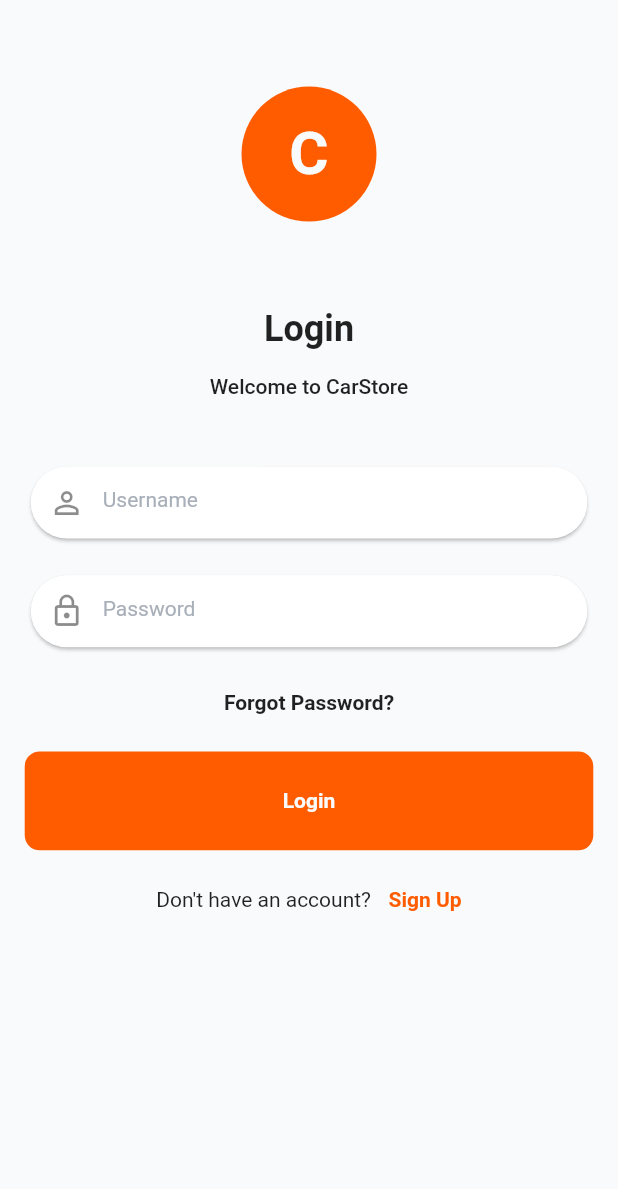
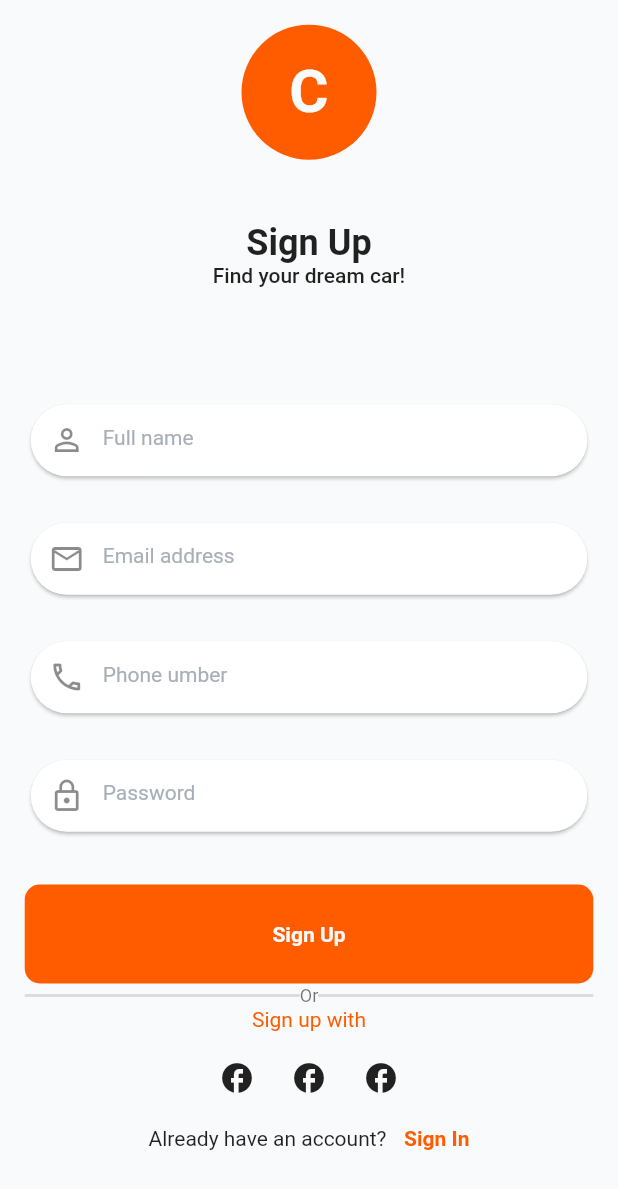
Before and after one commit to furkanagess/car_store_app, a Flutter app: the screen it shows after launch, on a phone screen of 412 x 824 dp. Shown: the top 1189 px of the screen. Run offline on Flutter 3.47's test engine with Material 2 defaults, Android fonts, the phone set to English and light mode, and no system bars.

Commit message:
scratch signup_view added

```diff
--- /dev/null
+++ b/lib/feature/view/auth/signup_view.dart
@@ -0,0 +1,164 @@
+import 'package:car_store_app/product/constants/app_colors.dart';
+import 'package:car_store_app/product/extension/context_extension.dart';
+import 'package:car_store_app/product/widgets/custom_textfield.dart';
+import 'package:flutter/material.dart';
+
+class SignupView extends StatelessWidget {
+  const SignupView({super.key});
+
+  @override
+  Widget build(BuildContext context) {
+    return Scaffold(
+      backgroundColor: AppColors.background,
+      resizeToAvoidBottomInset: false,
+      body: Center(
+        child: Padding(
+          padding: context.paddingNormal,
+          child: Column(
+            children: [
+              Expanded(
+                flex: 2,
+                child: Column(
+                  children: [
+                    CircleAvatar(
+                      backgroundColor: AppColors.orange,
+                      radius: 45,
+                      child: Text(
+                        "C",
+                        style: context.textTheme.headlineLarge?.copyWith(
+                          color: AppColors.background,
+                          fontWeight: FontWeight.bold,
+                        ),
+                      ),
+                    ),
+                    SizedBox(
+                      height: context.dynamicHeight(0.05),
+                    ),
+                    Text(
+                      "Sign Up",
+                      style: context.textTheme.headlineSmall?.copyWith(
+                        fontWeight: FontWeight.bold,
+                      ),
+                    ),
+                    Text(
+                      "Find your dream car!",
+                      style: context.textTheme.bodyLarge,
+                    ),
+                  ],
+                ),
+              ),
+              Expanded(
+                flex: 3,
+                child: Column(
+                  mainAxisAlignment: MainAxisAlignment.spaceEvenly,
+                  children: [
+                    CustomTextField(hintText: "Full name", icon: Icons.person_outline),
+                    CustomTextField(hintText: "Email address", icon: Icons.mail_outline),
+                    CustomTextField(hintText: "Phone umber", icon: Icons.phone_outlined),
+                    CustomTextField(hintText: "Password", icon: Icons.lock_outline),
+                  ],
+                ),
+              ),
+              Expanded(
+                child: Column(
+                  children: [
+                    SizedBox(
+                      height: context.dynamicHeight(0.01),
+                    ),
+                    Container(
+                      height: context.dynamicHeight(0.08),
+                      decoration: BoxDecoration(
+                        borderRadius: BorderRadius.circular(10),
+                        color: AppColors.orange,
+                      ),
+                      child: Center(
+                        child: Text(
+                          "Sign Up",
+                          style: context.textTheme.bodyLarge?.copyWith(
+                            color: AppColors.background,
+                            fontWeight: FontWeight.bold,
+                          ),
+                        ),
+                      ),
+                    ),
+                    Row(
+                      children: [
+                        const Expanded(
+                            child: Divider(
+                          thickness: 2,
+                        )),
+                        Text(
+                          "Or",
+                          style: context.textTheme.bodySmall,
+                        ),
+                        const Expanded(
+                            child: Divider(
+                          thickness: 2,
+                        )),
+                      ],
+                    ),
+                    Text(
+                      "Sign up with",
+                      style: context.textTheme.bodyMedium?.copyWith(
+                        color: AppColors.orange,
+                      ),
+                    ),
+                  ],
+                ),
+              ),
+              Expanded(
+                child: Column(
+                  children: [
+                    Row(
+                      mainAxisAlignment: MainAxisAlignment.center,
+                      children: [
+                        IconButton(
+                          onPressed: () {},
+                          icon: const Icon(
+                            Icons.facebook,
+                          ),
+                        ),
+                        IconButton(
+                          onPressed: () {},
+                          icon: const Icon(
+                            Icons.facebook,
+                          ),
+                        ),
+                        IconButton(
+                          onPressed: () {},
+                          icon: const Icon(
+                            Icons.facebook,
+                          ),
+                        ),
+                      ],
+                    ),
+                    SizedBox(
+                      height: context.dynamicHeight(0.01),
+                    ),
+                    Row(
+                      mainAxisAlignment: MainAxisAlignment.center,
+                      children: [
+                        const Text("Already have an account? "),
+                        SizedBox(width: context.dynamicHeight(0.01)),
+                        InkWell(
+                          onTap: () {},
+                          child: Text(
+                            "Sign In",
+                            style: context.textTheme.bodyLarge?.copyWith(
+                              color: AppColors.orange,
+                              fontWeight: FontWeight.bold,
+                            ),
+                          ),
+                        ),
+                      ],
+                    ),
+                  ],
+                ),
+              )
+            ],
+          ),
+        ),
+      ),
+    );
+  }
+}
--- a/lib/main.dart
+++ b/lib/main.dart
@@ -1,4 +1,5 @@
 import 'package:car_store_app/feature/view/auth/login_view.dart';
+import 'package:car_store_app/feature/view/auth/signup_view.dart';
 import 'package:car_store_app/product/constants/app_colors.dart';
 import 'package:flutter/material.dart';
 
@@ -12,7 +13,7 @@
     return MaterialApp(
       debugShowCheckedModeBanner: false,
       title: 'CarStore App',
-      home: const LoginView(),
+      home: const SignupView(),
       theme: ThemeData().copyWith(
         colorScheme: ThemeData().colorScheme.copyWith(
               primary: AppColors.orange,
--- a/lib/product/constants/app_colors.dart
+++ b/lib/product/constants/app_colors.dart
@@ -3,7 +3,7 @@
 class AppColors {
   const AppColors._();
   static Color get background => const Color(0xffF9FAFB);
-  static Color get orange => Color(0xffFF5C00);
-  static Color get textfieldTextColor => Color(0xffA8AFB9);
+  static Color get orange => const Color(0xffFF5C00);
+  static Color get textfieldTextColor => const Color(0xffA8AFB9);
   static Color get white => Colors.white;
 }
```
